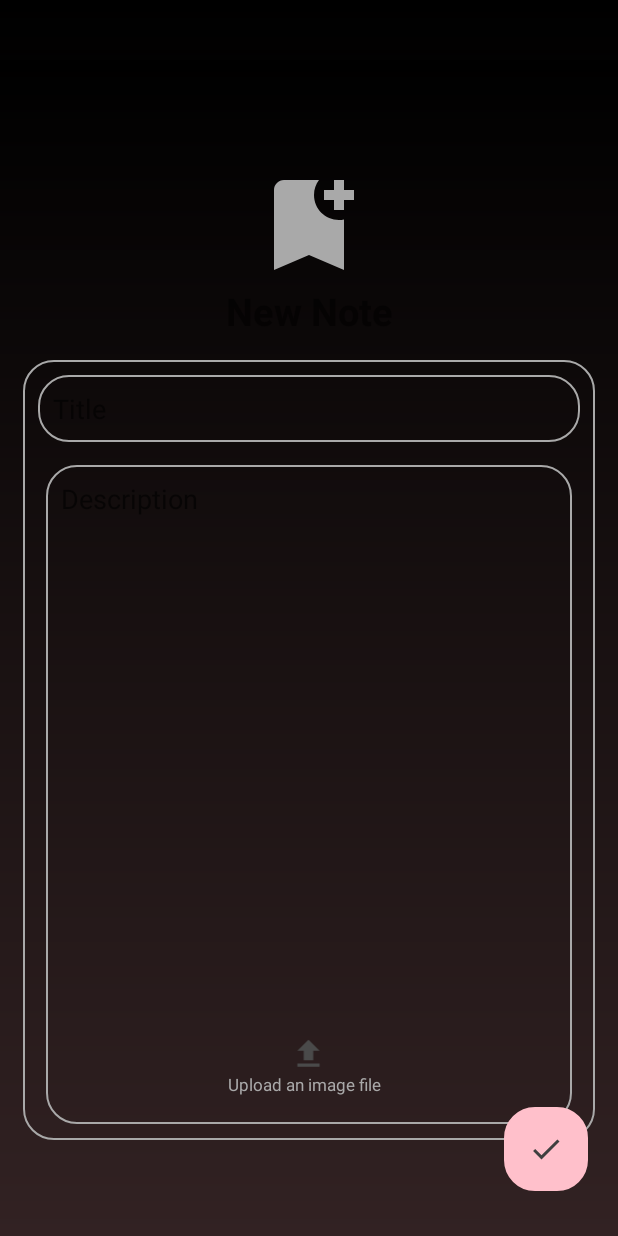
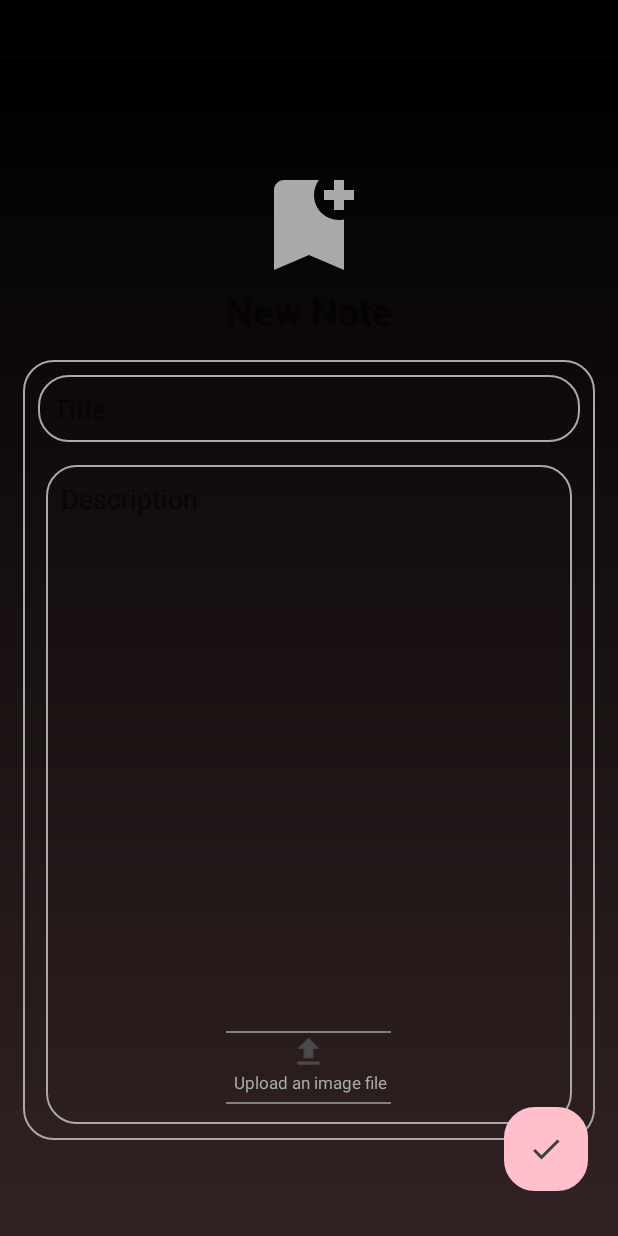
Before and after one commit to Jacques-lang/android_notes_app, an Android app built with Jetpack Compose: the AddNoteFragment screen opened through its navigation route, on a phone screen of 412 x 824 dp. Run offline under Robolectric (Android 15) with nearby library versions, the phone set to English and light mode, and no system bars; our stand-ins replace Firebase (no records; nobody signed in at launch, a user with empty details on screens opened directly), data binding; 5 statements that could not run were skipped.

Commit message:
trial commit and push

```diff
--- a/app/src/main/res/layout/fragment_add_note.xml
+++ b/app/src/main/res/layout/fragment_add_note.xml
@@ -94,24 +94,30 @@
         android:layout_marginBottom="80dp"
         android:padding="8dp">
 
+        <View
+            android:layout_width="110dp"
+            android:layout_height="1dp"
+            android:background="@color/gray"/>
+
         <ImageView
             android:layout_width="match_parent"
             android:layout_height="25dp"
             android:src="@drawable/baseline_file_upload_24"
             android:contentDescription="@string/upload_button"
             android:focusable="true"/>
-
         <TextView
             android:layout_width="match_parent"
             android:layout_height="wrap_content"
             android:text="@string/upload_file"
-            android:layout_gravity="end"
             android:textColor="@color/dark_gray"
             android:textSize="11sp"
             android:layout_marginBottom="5dp"
-            android:layout_marginEnd="5dp"/>
+            android:layout_marginStart="5dp"/>
+        <View
+            android:layout_width="110dp"
+            android:layout_height="1dp"
+            android:background="@color/gray"/>
     </LinearLayout>
-
     <ImageButton
         android:id="@+id/savebutton"
         android:layout_width="56dp"
```
Also changed, not shown: app/src/main/res/layout/fragment_edit_note.xml (+10 -2 lines).
